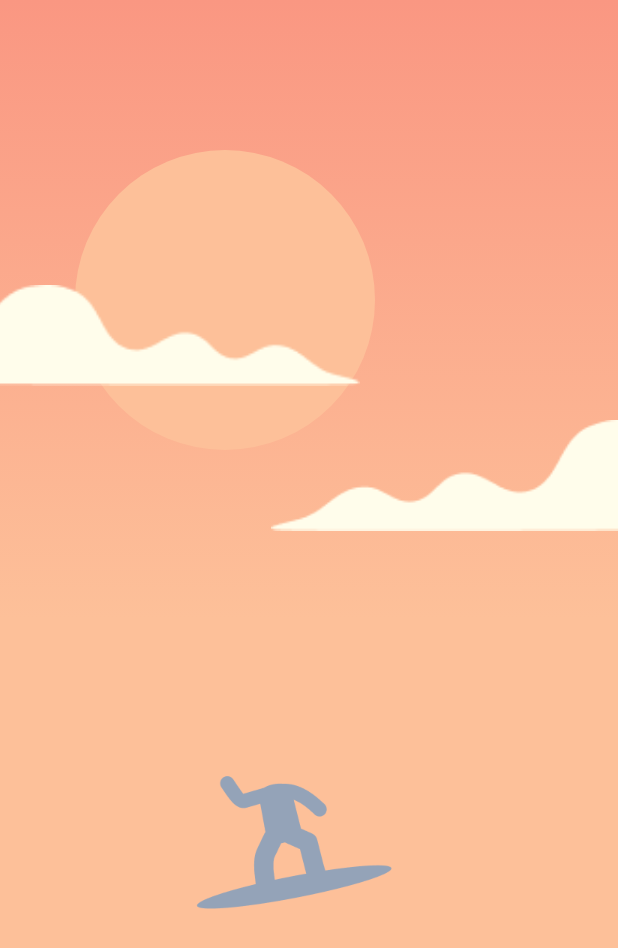
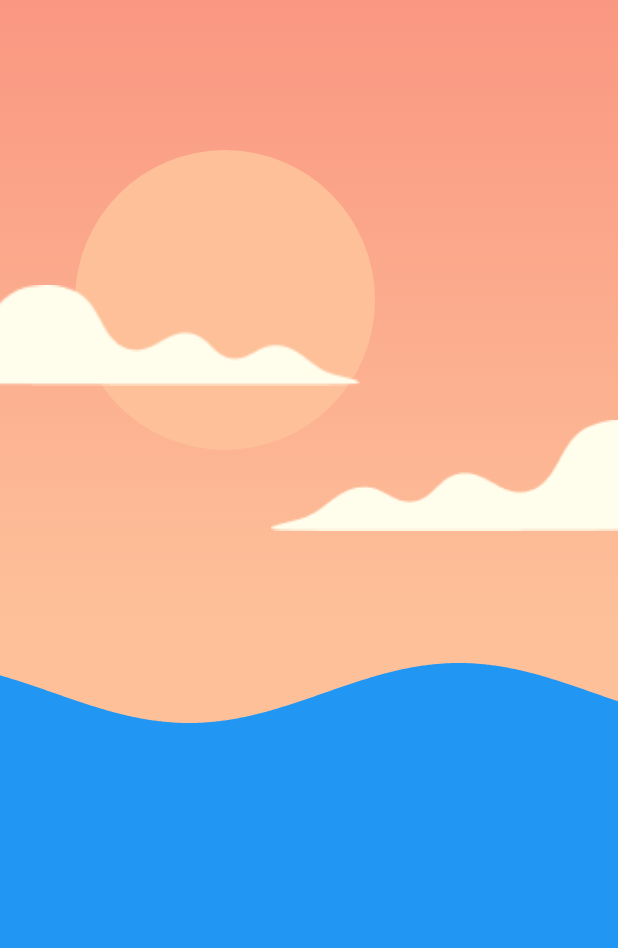
Before and after one commit to guitoof/flutter-zen-breath, a Flutter app: the screen it shows after launch, on a phone screen of 412 x 824 dp. Shown: the top 948 px of the screen. Run offline on Flutter 3.47's test engine with Material 2 defaults, Android fonts, the phone set to English and light mode, and no system bars.

Commit message:
:construction: (Home) Display animated wave (with basic sinusoid)

```diff
--- a/lib/home_page.dart
+++ b/lib/home_page.dart
@@ -1,8 +1,14 @@
+import 'dart:math';
+
 import 'package:flutter/material.dart';
 import 'surfer/surfer.dart';
 import 'scene/scene.dart';
+import 'package:vector_math/vector_math.dart' as Vector;
 
 const _BREATH_IN_DURATION = Duration(seconds: 3);
+const yOffset = 50;
+const xOffset = 0;
+const frequency = 1;
 
 class HomePage extends StatefulWidget {
   HomePage({Key? key}) : super(key: key);
@@ -13,27 +19,50 @@ class HomePage extends StatefulWidget {
 
 class _HomePageState extends State<HomePage>
     with SingleTickerProviderStateMixin {
+  late Size _size;
   late AnimationController _breathAnimationController;
   late Animation _positionAnimation;
+  List<Offset> animList1 = [];
+
+  @override
+  void didChangeDependencies() {
+    _size = MediaQuery.of(context).size;
+    super.didChangeDependencies();
+  }
 
   @override
   void initState() {
     _breathAnimationController =
         AnimationController(duration: _BREATH_IN_DURATION, vsync: this);
 
-    _positionAnimation =
-        IntTween(begin: 400, end: 600).animate(_breathAnimationController)
-          ..addListener(() {
-            setState(() {});
-          })
-          ..addStatusListener((status) {
-            if (status == AnimationStatus.completed) {
-              _breathAnimationController.repeat(reverse: true);
-            }
-          });
-    ;
+    _breathAnimationController.addListener(() {
+      animList1.clear();
+      for (int i = -2 - xOffset; i <= _size.width.toInt() + 2; i++) {
+        animList1.add(new Offset(
+            i.toDouble() + xOffset,
+            sin((_breathAnimationController.value * 360 - i) %
+                        360 *
+                        Vector.degrees2Radians *
+                        frequency) *
+                    20 +
+                yOffset));
+      }
+    });
+    _breathAnimationController.repeat();
 
-    _breathAnimationController.forward();
+    // _positionAnimation =
+    //     IntTween(begin: 400, end: 600).animate(_breathAnimationController)
+    //       ..addListener(() {
+    //         setState(() {});
+    //       })
+    //       ..addStatusListener((status) {
+    //         if (status == AnimationStatus.completed) {
+    //           _breathAnimationController.repeat(reverse: true);
+    //         }
+    //       });
+    // ;
+
+    // _breathAnimationController.forward();
     super.initState();
   }
 
@@ -41,16 +70,57 @@ class _HomePageState extends State<HomePage>
   Widget build(BuildContext context) {
     return Scaffold(
       body: Scene(
-        child: Surfer(
-          position: Offset(
-            130,
-            _positionAnimation.value.toDouble(),
+        // child: Surfer(
+        //   position: Offset(
+        //     130,
+        //     _positionAnimation.value.toDouble(),
+        //   ),
+        // ),
+        // child: CustomPaint(
+        //   painter: Painter(circleRadius: _sizeAnimation.value.toDouble()),
+        child: Container(
+          alignment: Alignment.bottomCenter,
+          child: AnimatedBuilder(
+            animation: CurvedAnimation(
+              parent: _breathAnimationController,
+              curve: Curves.easeInOut,
+            ),
+            builder: (context, child) => ClipPath(
+              child: Container(
+                width: _size.width,
+                height: _size.height / 2,
+                color: Colors.blue,
+              ),
+              clipper:
+                  new WaveClipper(_breathAnimationController.value, animList1),
+            ),
           ),
-          // ),
-          // child: CustomPaint(
-          //   painter: Painter(circleRadius: _sizeAnimation.value.toDouble()),
         ),
       ),
     );
   }
 }
+
+class WaveClipper extends CustomClipper<Path> {
+  final double animation;
+
+  List<Offset> waveList1 = [];
+
+  WaveClipper(this.animation, this.waveList1);
+
+  @override
+  Path getClip(Size size) {
+    Path path = new Path();
+
+    path.addPolygon(waveList1, false);
+
+    path.lineTo(size.width, size.height);
+    path.lineTo(0.0, size.height);
+    path.close();
+    return path;
+  }
+
+  @override
+  bool shouldReclip(WaveClipper oldClipper) =>
+      animation != oldClipper.animation;
+}
```
